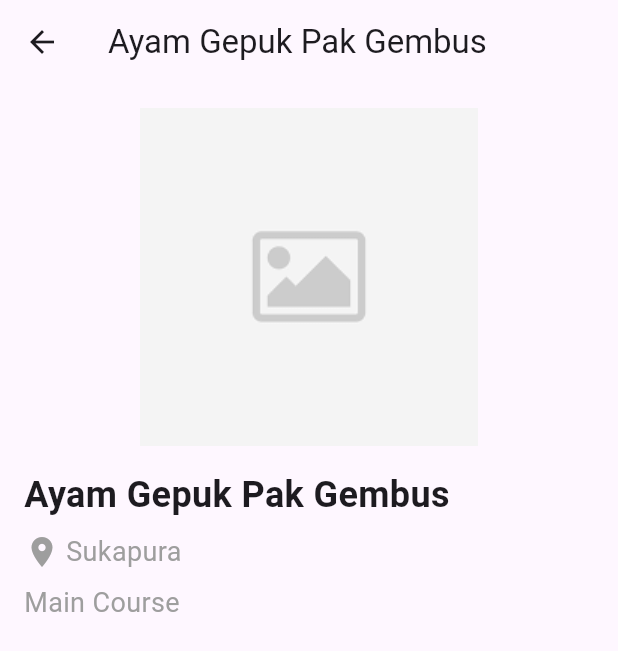
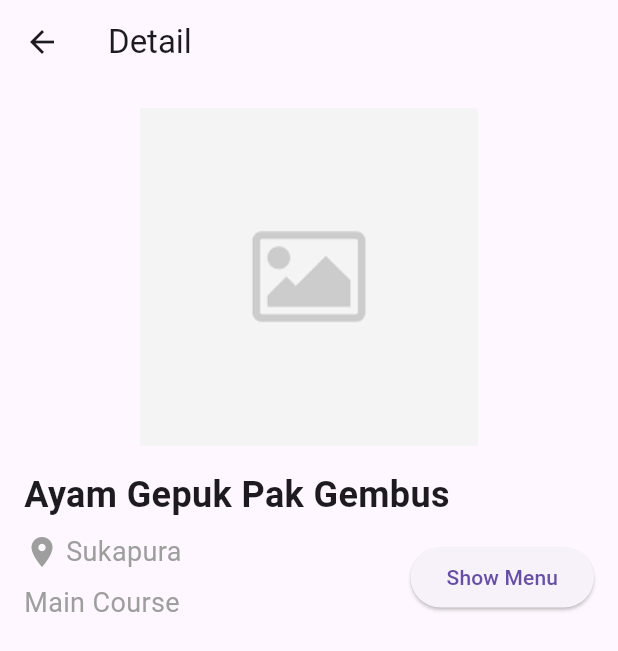
Before and after one commit to aaiiccaa/enteMobileApp, a Flutter app: the screen it shows after launch, after a tap on "Ayam Gepuk Pak Gembus", on a phone screen of 412 x 824 dp. Shown: the top 651 px of the screen. Run offline on Flutter 3.47's test engine with Material 3 defaults, Android fonts, the phone set to English and light mode, and no system bars.

Commit message:
add menu button

```diff
--- a/lib/detail.dart
+++ b/lib/detail.dart
@@ -19,7 +19,7 @@ class DetailPage extends StatelessWidget {
   Widget build(BuildContext context) {
     return Scaffold(
       appBar: AppBar(
-        title: Text(title),
+        title: Text("Detail"),
       ),
       body: Padding(
         padding: const EdgeInsets.all(16.0),
@@ -39,6 +39,12 @@ class DetailPage extends StatelessWidget {
             ),
             const SizedBox(height: 8.0),
             Row(
+              mainAxisAlignment: MainAxisAlignment.spaceBetween,
+              children: [
+                Column(
+                  crossAxisAlignment: CrossAxisAlignment.start,
+                  children: [
+                    Row(
                       children: [
                         const Icon(Icons.location_on, color: Colors.grey),
                         const SizedBox(width: 4),
@@ -55,6 +61,16 @@ class DetailPage extends StatelessWidget {
                     ),
                   ],
                 ),
+                ElevatedButton(
+                  onPressed: () {
+                    print("Button pressed");
+                  },
+                  child: const Text('Show Menu'),
+                ),
+              ],
+            ),
+          ],
+        ),
       ),
     );
   }
```
Lines whose indentation alone changed are shown as unchanged.
